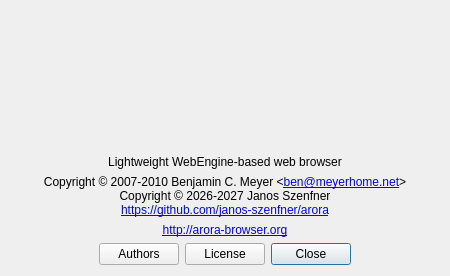
Before: the Qt Designer form src/aboutdialog.ui in IT-Space-2026/arktos, drawn with Qt 5.
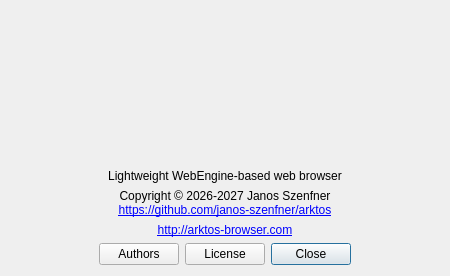
After: the same form once the commit is applied.

Commit message: rebrand: Arora -> Arktos 1.0 — user-visible identity, URLs, packaging, data-dir migration (BRAND01)

What changed in the file:
```diff
--- a/src/aboutdialog.ui
+++ b/src/aboutdialog.ui
@@ -137,9 +137,8 @@
 &lt;html&gt;&lt;head&gt;&lt;meta name=&quot;qrichtext&quot; content=&quot;1&quot; /&gt;&lt;style type=&quot;text/css&quot;&gt;
 p, li { white-space: pre-wrap; }
 &lt;/style&gt;&lt;/head&gt;&lt;body style=&quot;font-size:9pt;&quot;&gt;
-&lt;p style=&quot; margin-top:0px; margin-bottom:0px; margin-left:0px; margin-right:0px; -qt-block-indent:0; text-indent:0px;&quot;&gt;Copyright © 2007-2010 Benjamin C. Meyer &amp;lt;&lt;a href=&quot;mailto:ben@meyerhome.net&quot;&gt;&lt;span style=&quot; text-decoration: underline;&quot;&gt;ben@meyerhome.net&lt;/span&gt;&lt;/a&gt;&amp;gt;&lt;/p&gt;
 &lt;p style=&quot; margin-top:0px; margin-bottom:0px; margin-left:0px; margin-right:0px; -qt-block-indent:0; text-indent:0px;&quot;&gt;Copyright © 2026-2027 Janos Szenfner&lt;/p&gt;
-&lt;p style=&quot; margin-top:0px; margin-bottom:0px; margin-left:0px; margin-right:0px; -qt-block-indent:0; text-indent:0px;&quot;&gt;&lt;a href=&quot;https://github.com/janos-szenfner/arora&quot;&gt;&lt;span style=&quot; text-decoration: underline;&quot;&gt;https://github.com/janos-szenfner/arora&lt;/span&gt;&lt;/a&gt;&lt;/p&gt;&lt;/body&gt;&lt;/html&gt;</string>
+&lt;p style=&quot; margin-top:0px; margin-bottom:0px; margin-left:0px; margin-right:0px; -qt-block-indent:0; text-indent:0px;&quot;&gt;&lt;a href=&quot;https://github.com/janos-szenfner/arktos&quot;&gt;&lt;span style=&quot; text-decoration: underline;&quot;&gt;https://github.com/janos-szenfner/arktos&lt;/span&gt;&lt;/a&gt;&lt;/p&gt;&lt;/body&gt;&lt;/html&gt;</string>
      </property>
      <property name="alignment">
       <set>Qt::AlignCenter</set>
@@ -161,7 +160,7 @@
       </sizepolicy>
      </property>
      <property name="text">
-      <string>&lt;a href=&quot;http://arora-browser.org&quot;&gt;http://arora-browser.org&lt;/a&gt;</string>
+      <string>&lt;a href=&quot;http://arktos-browser.com&quot;&gt;http://arktos-browser.com&lt;/a&gt;</string>
      </property>
      <property name="alignment">
       <set>Qt::AlignCenter</set>
```
The commit also changes 546 other files.
